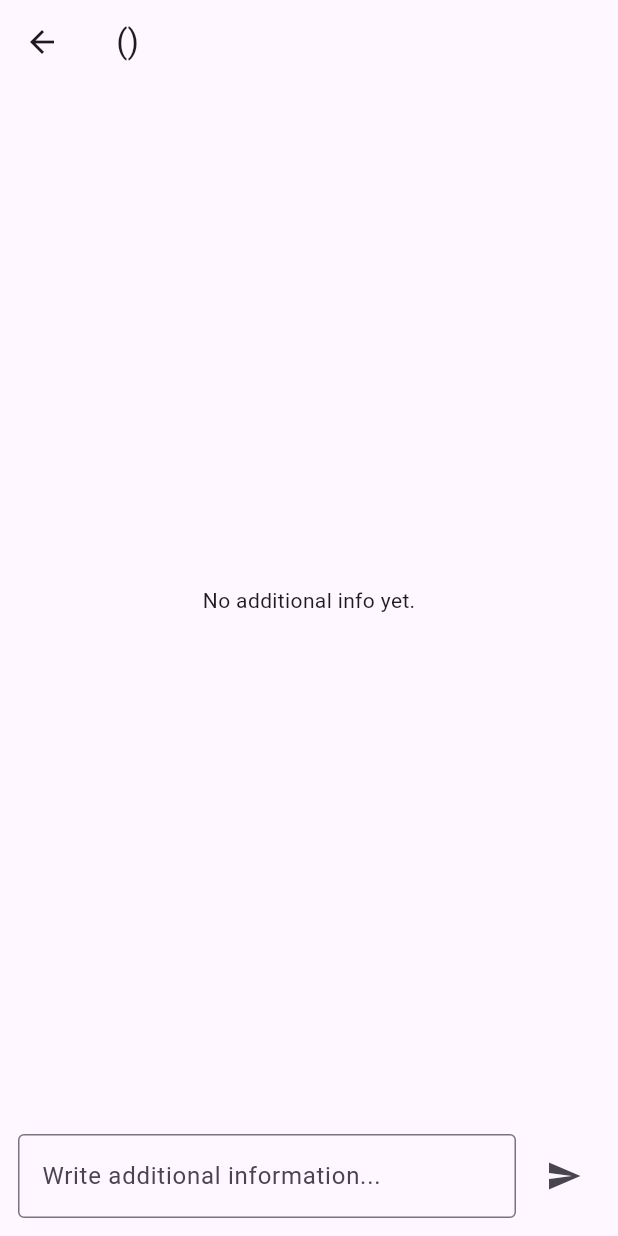
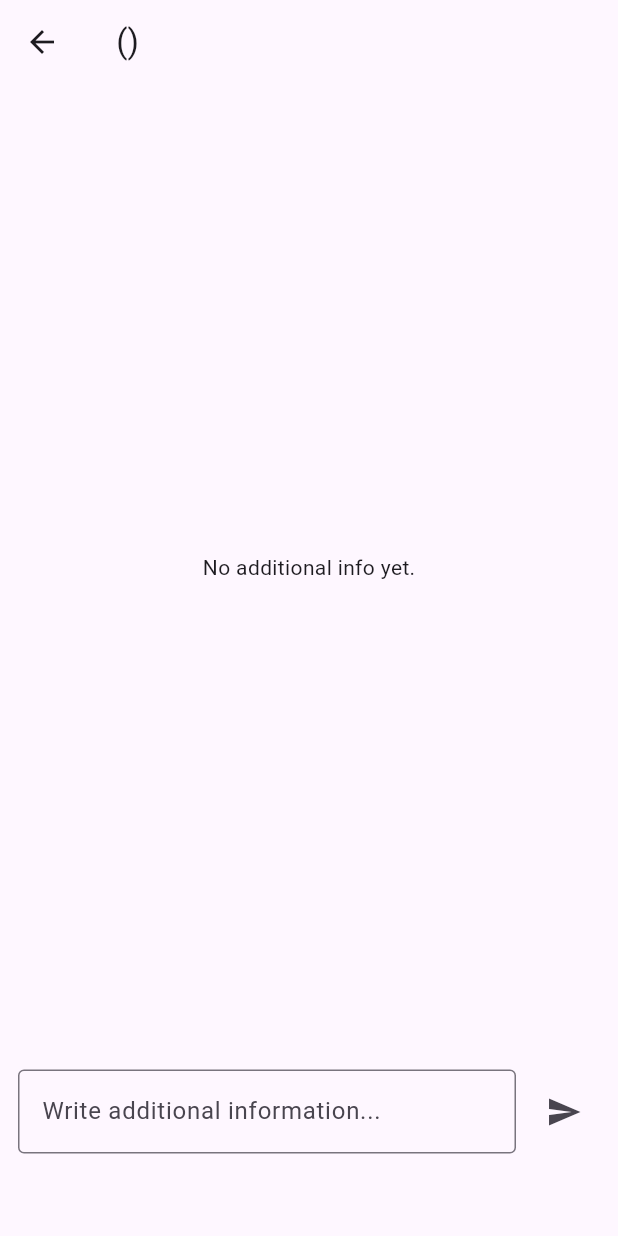
Before and after one commit to Zaiyancool/GitLauk, a Flutter app: the CommentScreen screen opened directly with empty values, on a phone screen of 412 x 824 dp. Run offline on Flutter 3.47's test engine with Material 3 defaults, Android fonts, the phone set to English and light mode, and no system bars; our stand-ins replace cloud_firestore, firebase_auth, firebase_core, flutter_map, geolocator, latlong2; accounts and stored records are empty.

Commit message:
changes comment size

```diff
--- a/lib/report_pages/comment_section/comment_screen.dart
+++ b/lib/report_pages/comment_section/comment_screen.dart
@@ -87,7 +87,7 @@ class _CommentScreenState extends State<CommentScreen> {
             ),
           ),
           Padding(
-            padding: const EdgeInsets.all(12.0),
+            padding: const EdgeInsets.fromLTRB(12.0, 12.0, 12.0, 55.0),
             child: Row(
               children: [
                 Expanded(
```
